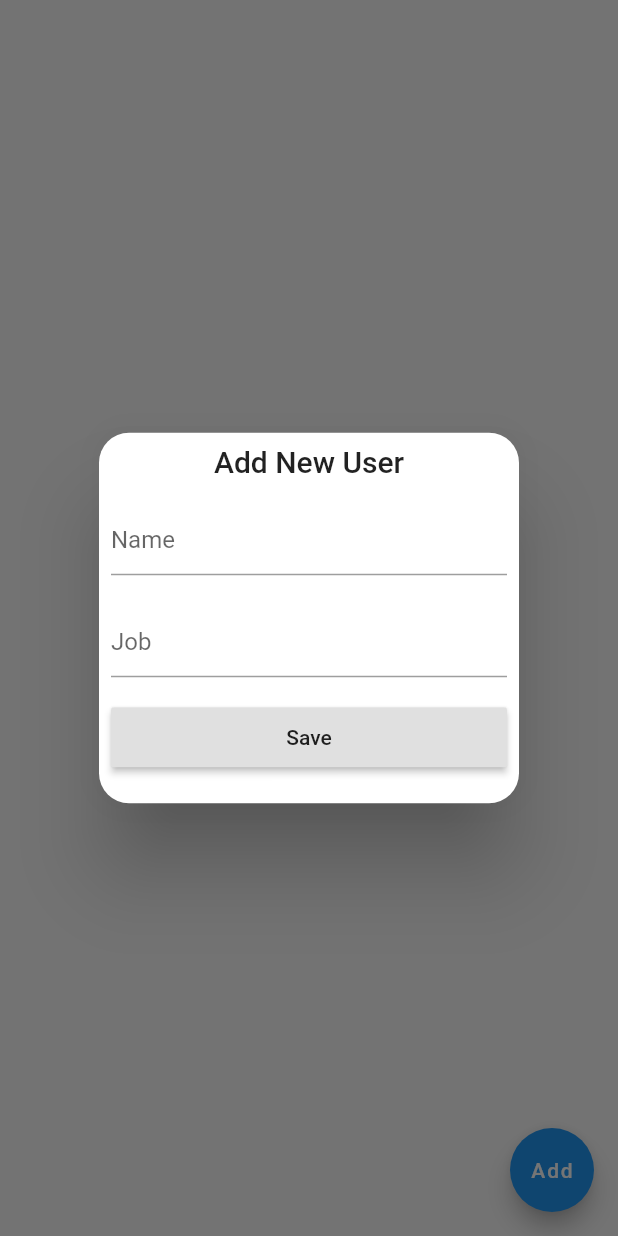
After one commit to kopianan/UdemyStateManagement, a Flutter app: the UserPage screen opened directly, after a tap on "Add", on a phone screen of 412 x 824 dp. The commit adds this screen. Run offline on Flutter 3.47's test engine with Material 2 defaults, Android fonts, the phone set to English and light mode, and no system bars; our stand-ins replace bloc, dartz, dio, flutter_bloc, flutter_slidable, freezed_annotation and 2 more; accounts and stored records are empty; generated files the repository leaves out were written again.

Commit message:
GetX State Management

```diff
--- /dev/null
+++ b/lib/application/user/controller/user_controller.dart
@@ -0,0 +1,19 @@
+import 'package:get/get.dart';
+import 'package:state_management_udemy/domain/core/user/model/user_response.dart';
+import 'package:state_management_udemy/domain/core/user/user_data2.dart';
+
+class UserController extends GetxController {
+  final _listUserData = List<UserData2>();
+
+  addDataToList(UserData2 data) {
+    _listUserData.add(data);
+    update();
+  }
+
+  List<UserData2> get getListUserData => this._listUserData;
+
+  deleteDataOnList(UserData2 data) {
+    _listUserData.remove(data);
+    update();
+  }
+}
--- /dev/null
+++ b/lib/application/user/cubit/user_cubit.dart
@@ -0,0 +1,28 @@
+import 'package:bloc/bloc.dart';
+import 'package:freezed_annotation/freezed_annotation.dart';
+import 'package:state_management_udemy/domain/core/user/model/user_req_res.dart';
+import 'package:state_management_udemy/domain/core/user/user_data2.dart';
+import 'package:state_management_udemy/infrastructure/user/user_repository.dart';
+
+part 'user_state.dart';
+part 'user_cubit.freezed.dart';
+
+class UserCubit extends Cubit<UserState> {
+  UserCubit() : super(_Initial());
+  UserRepository _userRepository = UserRepository();
+
+  void createNewUser(RequestData requestData) async {
+    emit(UserState.loading());
+
+    try {
+      final _data = await _userRepository.createNewUser(requestData);
+
+      _data.fold(
+        (l) => emit(UserState.error(l)),
+        (r) => emit(UserState.success(r)),
+      );
+    } catch (e) {
+      emit(UserState.error(e.toString()));
+    }
+  }
+}
--- /dev/null
+++ b/lib/application/user/cubit/user_state.dart
@@ -0,0 +1,9 @@
+part of 'user_cubit.dart';
+
+@freezed
+abstract class UserState with _$UserState {
+  const factory UserState.inital() = _Initial;
+  const factory UserState.loading() = _Loading;
+  const factory UserState.error(String error) = _Error;
+  const factory UserState.success(UserData2 userData) = _Success;
+}
--- /dev/null
+++ b/lib/domain/core/user/model/user_req_res.dart
@@ -0,0 +1,12 @@
+import 'package:freezed_annotation/freezed_annotation.dart';
+
+part 'user_req_res.freezed.dart';
+part 'user_req_res.g.dart';
+
+@freezed
+abstract class UserReqRes with _$UserReqRes {
+  const factory UserReqRes.requestData({String name, String job}) = RequestData;
+
+  factory UserReqRes.fromJson(Map<String, dynamic> json) =>
+      _$UserReqResFromJson(json);
+}
--- /dev/null
+++ b/lib/domain/core/user/user_data2.dart
@@ -0,0 +1,17 @@
+import 'package:freezed_annotation/freezed_annotation.dart';
+
+part 'user_data2.freezed.dart';
+part 'user_data2.g.dart';
+
+@freezed
+abstract class UserData2 with _$UserData2 {
+  const factory UserData2({
+    String name,
+    String job,
+    String id,
+    @JsonKey(name: 'createdAt') String createData,
+  }) = _Data;
+
+  factory UserData2.fromJson(Map<String, dynamic> json) =>
+      _$UserData2FromJson(json);
+}
--- a/lib/presentation/app_widget.dart
+++ b/lib/presentation/app_widget.dart
@@ -1,13 +1,12 @@
 import 'package:flutter/material.dart';
-import 'package:state_management_udemy/presentation/home/home_page.dart';
-import 'package:state_management_udemy/presentation/sign_in/sing_in_page.dart';
+import 'package:get/get.dart';
 import 'package:state_management_udemy/presentation/splash_screen/splash_screen.dart';
 
 class AppWidget extends StatelessWidget {
   // This widget is the root of your application.
   @override
   Widget build(BuildContext context) {
-    return MaterialApp(
+    return GetMaterialApp(
         title: 'Flutter Demo',
         theme: ThemeData(
           primarySwatch: Colors.blue,
--- a/lib/presentation/splash_screen/splash_screen.dart
+++ b/lib/presentation/splash_screen/splash_screen.dart
@@ -3,6 +3,7 @@ import 'package:flutter_bloc/flutter_bloc.dart';
 import 'package:state_management_udemy/application/auth/cubit/auth_cubit.dart';
 import 'package:state_management_udemy/presentation/home/home_page.dart';
 import 'package:state_management_udemy/presentation/sign_in/sing_in_page.dart';
+import 'package:state_management_udemy/presentation/user/user_page.dart';
 
 class SplashScreen extends StatefulWidget {
   SplashScreen({Key key}) : super(key: key);
@@ -21,7 +22,7 @@ class _SplashScreenState extends State<SplashScreen> {
           if (state is AuthLoginSuccess) {
             //go to home
             Navigator.of(context)
-                .push(MaterialPageRoute(builder: (context) => HomePage()));
+                .push(MaterialPageRoute(builder: (context) => UserPage()));
           } else if (state is AuthError) {
             //prompt error
             Navigator.of(context)
--- /dev/null
+++ b/lib/presentation/user/user_page.dart
@@ -0,0 +1,54 @@
+import 'package:flutter/material.dart';
+import 'package:flutter_slidable/flutter_slidable.dart';
+import 'package:get/get.dart';
+import 'package:state_management_udemy/application/user/controller/user_controller.dart';
+import 'package:state_management_udemy/presentation/user/widgets/add_user_dialog.dart';
+
+class UserPage extends StatefulWidget {
+  UserPage({Key key}) : super(key: key);
+
+  @override
+  _UserPageState createState() => _UserPageState();
+}
+
+class _UserPageState extends State<UserPage> {
+  @override
+  Widget build(BuildContext context) {
+    return GetBuilder<UserController>(
+      init: UserController(),
+      builder: (userController) => Scaffold(
+        body: ListView.builder(
+            itemCount: userController.getListUserData.length,
+            itemBuilder: (context, index) => Slidable(
+                  actionPane: SlidableDrawerActionPane(),
+                  actionExtentRatio: 0.25,
+                  actions: <Widget>[
+                    IconSlideAction(
+                      caption: 'Delete',
+                      color: Colors.red,
+                      icon: Icons.delete,
+                      onTap: () {
+                        userController.deleteDataOnList(
+                            userController.getListUserData[index]);
+                      },
+                    ),
+                  ],
+                  child: ListTile(
+                    title: Text(userController.getListUserData[index].name),
+                    subtitle: Text(
+                      "${userController.getListUserData[index].job}\n${userController.getListUserData[index].createData}",
+                    ),
+                    isThreeLine: true,
+                    leading: Text(userController.getListUserData[index].id),
+                  ),
+                )),
+        floatingActionButton: FloatingActionButton(
+          onPressed: () {
+            Get.defaultDialog(title: "Add New User", content: AddUserDialog());
+          },
+          child: Text("Add"),
+        ),
+      ),
+    );
+  }
+}
--- /dev/null
+++ b/lib/presentation/user/widgets/add_user_dialog.dart
@@ -0,0 +1,68 @@
+import 'package:flutter/material.dart';
+import 'package:flutter_bloc/flutter_bloc.dart';
+import 'package:get/get.dart';
+import 'package:state_management_udemy/application/user/controller/user_controller.dart';
+import 'package:state_management_udemy/application/user/cubit/user_cubit.dart';
+import 'package:state_management_udemy/domain/core/user/model/user_req_res.dart';
+
+class AddUserDialog extends StatefulWidget {
+  const AddUserDialog({
+    Key key,
+  }) : super(key: key);
+
+  @override
+  _AddUserDialogState createState() => _AddUserDialogState();
+}
+
+class _AddUserDialogState extends State<AddUserDialog> {
+  final nameController = TextEditingController();
+  final jobController = TextEditingController();
+
+  final userController = Get.put(UserController());
+  @override
+  Widget build(BuildContext context) {
+    return BlocProvider(
+      create: (context) => UserCubit(),
+      child: BlocConsumer<UserCubit, UserState>(
+        listener: (context, state) {
+          state.maybeMap(
+            orElse: () => print("None"),
+            success: (value) {
+              userController.addDataToList(value.userData);
+              print(value.userData.toString());
+              Navigator.pop(context);
+            },
+          );
+        },
+        builder: (context, state) {
+          return Column(
+            children: [
+              TextField(
+                controller: nameController,
+                decoration: InputDecoration(hintText: "Name"),
+              ),
+              SizedBox(height: 20),
+              TextField(
+                controller: jobController,
+                decoration: InputDecoration(hintText: "Job"),
+              ),
+              SizedBox(height: 20),
+              Container(
+                width: double.infinity,
+                height: 40,
+                child: RaisedButton(
+                  onPressed: () {
+                    final _data = RequestData(
+                        job: jobController.text, name: nameController.text);
+                    context.bloc<UserCubit>().createNewUser(_data);
+                  },
+                  child: Text("Save"),
+                ),
+              )
+            ],
+          );
+        },
+      ),
+    );
+  }
+}
--- a/pubspec.yaml
+++ b/pubspec.yaml
@@ -34,12 +34,15 @@ dependencies:
 
   freezed_annotation: ^0.11.0+1
   get_storage: ^1.3.1
+  get: ^3.11.1
+  flutter_slidable: ^0.5.7
 
 dev_dependencies:
   flutter_test:
     sdk: flutter
   build_runner: ^1.10.0
   freezed: ^0.11.6
+  json_serializable: ^3.4.1
 
 # For information on the generic Dart part of this file, see the
 # following page: https://dart.dev/tools/pub/pubspec
```
Also changed, not shown: lib/infrastructure/user/user_repository.dart (added, +46 -0 lines), lib/application/user/cubit/user_cubit.freezed.dart (added), lib/domain/core/user/model/user_req_res.freezed.dart (added), lib/domain/core/user/model/user_req_res.g.dart (added), lib/domain/core/user/user_data2.freezed.dart (added), lib/domain/core/user/user_data2.g.dart (added), pubspec.lock.
